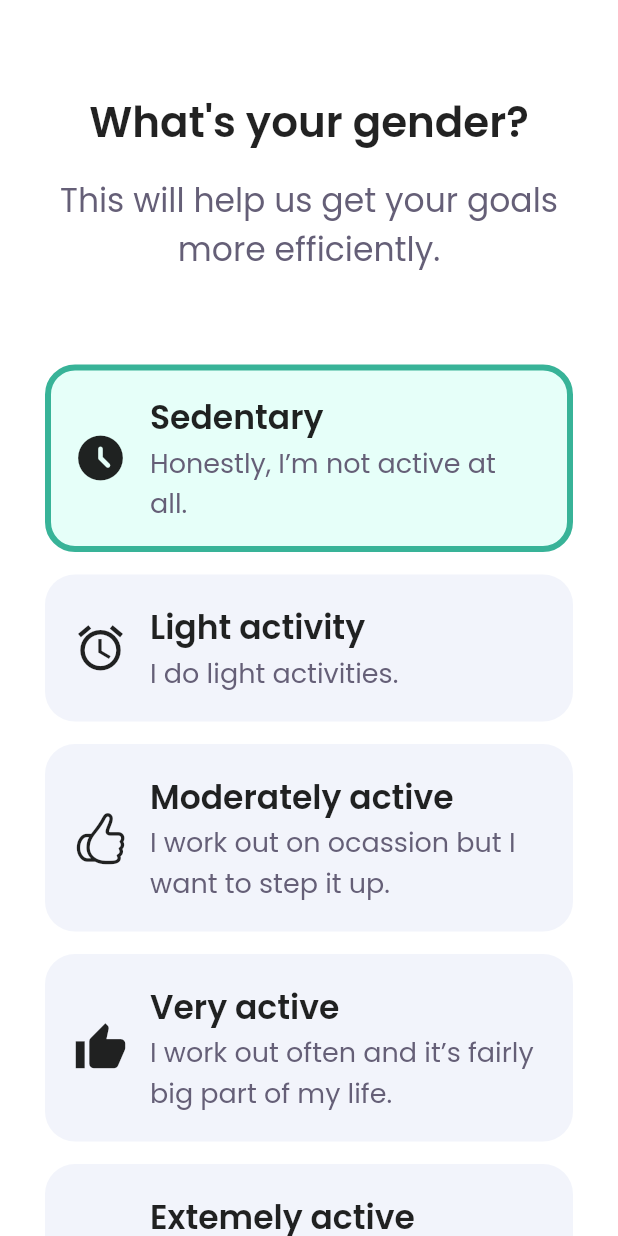
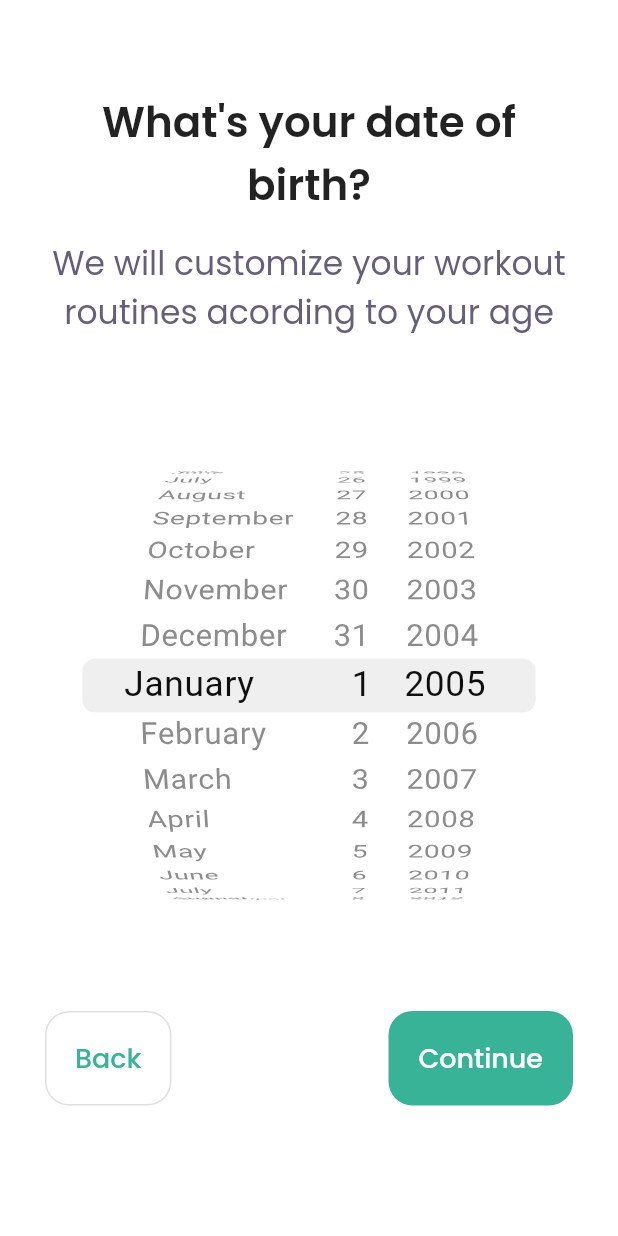
Before and after one commit to ayush712/fitness-app, a Flutter app: the GenderSelection screen opened by its route, after a tap on "Continue", on a phone screen of 412 x 824 dp. Run offline on Flutter 3.47's test engine with Material 2 defaults, Android fonts, the phone set to English and light mode, and no system bars; our stand-ins replace carousel_slider, form_field_validator; generated files the repository leaves out were written again.

Commit message:
feat: dob selection

```diff
--- a/assets/language/app_en.arb
+++ b/assets/language/app_en.arb
@@ -35,7 +35,7 @@
   "genderSelectionDescription": "This will help us get your goals more efficiently.",
   "male": "Male",
   "female": "Female",
-  "activitSelectionHeader": "What's your current activity level?",
+  "activitySelectionHeader": "What's your current activity level?",
   "activitySelectionDescription": "This will help us calculate your calories and offer an appropriate dietary solution",
   "sedentaryHeader": "Sedentary",
   "sedentaryDescription": "Honestly, I’m not active at all.",
@@ -46,7 +46,11 @@
   "veryActiveHeader": "Very active",
   "veryActiveDescription": "I work out often and it’s fairly big part of my life.",
   "extermelyActiveHeader": "Extemely active",
-  "extermelyActiveDescription": "I’m in gret shape and working out is massive for me.",
+  "extermelyActiveDescription": "I’m in great shape and working out is massive for me.",
+  "dobSelectionHeader": "What's your date of birth?",
+  "dobSelectionDescription": "We will customize your workout routines acording to your age",
+  "heightSelectionHeader": "What’s your height?",
+  "heightSelectionDescription": "This will help us calculate your calories and offer an appropriate dietary solution",
   "previous": "Back",
   "next": "Continue"
 }
--- a/assets/language/app_es.arb
+++ b/assets/language/app_es.arb
@@ -34,7 +34,7 @@
   "genderSelectionDescription": "This will help us get your goals more efficiently.",
   "male": "Male",
   "female": "Female",
-  "activitSelectionHeader": "What's your current activity level?",
+  "activitySelectionHeader": "What's your current activity level?",
   "activitySelectionDescription": "This will help us calculate your calories and offer an appropriate dietary solution",
   "sedentaryHeader": "Sedentary",
   "sedentaryDescription": "Honestly, I’m not active at all.",
@@ -45,7 +45,11 @@
   "veryActiveHeader": "Very active",
   "veryActiveDescription": "I work out often and it’s fairly big part of my life.",
   "extermelyActiveHeader": "Extemely active",
-  "extermelyActiveDescription": "I’m in gret shape and working out is massive for me.",
+  "extermelyActiveDescription": "I’m in great shape and working out is massive for me.",
+  "dobSelectionHeader": "What's your date of birth?",
+  "dobSelectionDescription": "We will customize your workout routines acording to your age",
+  "heightSelectionHeader": "What’s your height?",
+  "heightSelectionDescription": "This will help us calculate your calories and offer an appropriate dietary solution",
   "previous": "Back",
   "next": "Continue"
 }
--- a/lib/main.dart
+++ b/lib/main.dart
@@ -1,6 +1,8 @@
 import 'package:fithics_mobile/screens/activity_level_selection/activity_level_selection.dart';
+import 'package:fithics_mobile/screens/date_of_birth_selection/date_of_birth_selection.dart';
 import 'package:fithics_mobile/screens/forgot_password/forgot_password.dart';
 import 'package:fithics_mobile/screens/gender_selection/gender_selection.dart';
+import 'package:fithics_mobile/screens/height_selection/height_selection.dart';
 import 'package:fithics_mobile/screens/sign_in/sign_in.dart';
 import 'package:fithics_mobile/screens/sign_up/sign_up.dart';
 import 'package:fithics_mobile/screens/splash/splash.dart';
@@ -45,7 +47,9 @@ class MyApp extends StatelessWidget {
         ForgotPassword.id: (context) => ForgotPassword(),
         Splash.id: (context) => Splash(),
         GenderSelection.id: (context) => GenderSelection(),
-        ActivityLevelSelection.id: (context) => ActivityLevelSelection()
+        DateOfBirthSelection.id: (context) => DateOfBirthSelection(),
+        ActivityLevelSelection.id: (context) => ActivityLevelSelection(),
+        HeightSelection.id: (context) => HeightSelection(),
       },
     );
   }
--- a/lib/screens/activity_level_selection/activity_level_selection.dart
+++ b/lib/screens/activity_level_selection/activity_level_selection.dart
@@ -1,5 +1,5 @@
 import 'package:fithics_mobile/screens/activity_level_selection/components/an_activity_type.dart';
-import 'package:fithics_mobile/screens/gender_selection/gender_selection.dart';
+import 'package:fithics_mobile/screens/date_of_birth_selection/date_of_birth_selection.dart';
 import 'package:fithics_mobile/shared/components/back_continue_buttons/back_continue_buttons.dart';
 import 'package:fithics_mobile/shared/constants/styles.dart';
 import 'package:fithics_mobile/shared/store/theme_model.dart';
@@ -27,7 +27,8 @@ class ActivityLevelSelection extends StatelessWidget {
                   height: kSpaceBetweenTwoFields * 4,
                 ),
                 Text(
-                  AppLocalizations.of(context)!.genderSelectionHeader,
+                  AppLocalizations.of(context)!.activitySelectionHeader,
+                  textAlign: TextAlign.center,
                   style: getHeaderStyle(
                       Provider.of<ThemeModel>(context).currentTheme),
                 ),
@@ -35,7 +36,7 @@ class ActivityLevelSelection extends StatelessWidget {
                   height: kSpaceBetweenTwoFields,
                 ),
                 Text(
-                  AppLocalizations.of(context)!.genderSelectionDescription,
+                  AppLocalizations.of(context)!.activitySelectionDescription,
                   textAlign: TextAlign.center,
                   style: getSubHeaderStyle(
                       Provider.of<ThemeModel>(context).currentTheme),
@@ -54,7 +55,7 @@ class ActivityLevelSelection extends StatelessWidget {
                 ),
                 BackContinueButtons(
                   previousButtonTap: () {
-                    Navigator.pushNamed(context, GenderSelection.id);
+                    Navigator.pushNamed(context, DateOfBirthSelection.id);
                   },
                   nextButtonTap: () {},
                 ),
--- a/lib/screens/activity_level_selection/components/an_activity_type.dart
+++ b/lib/screens/activity_level_selection/components/an_activity_type.dart
@@ -19,7 +19,6 @@ class AnActivityType extends StatelessWidget {
 
   @override
   Widget build(BuildContext context) {
-    print(MediaQuery.of(context).size.width);
     return GestureDetector(
       onTap: onTap,
       child: Container(
--- /dev/null
+++ b/lib/screens/date_of_birth_selection/date_of_birth_selection.dart
@@ -0,0 +1,90 @@
+import 'package:fithics_mobile/screens/activity_level_selection/activity_level_selection.dart';
+import 'package:fithics_mobile/screens/gender_selection/gender_selection.dart';
+import 'package:fithics_mobile/screens/height_selection/height_selection.dart';
+import 'package:fithics_mobile/shared/components/back_continue_buttons/back_continue_buttons.dart';
+import 'package:fithics_mobile/shared/constants/styles.dart';
+import 'package:fithics_mobile/shared/store/theme_model.dart';
+import 'package:fithics_mobile/shared/store/user_preference_model.dart';
+import 'package:flutter/material.dart';
+import 'package:flutter/cupertino.dart';
+import 'package:provider/provider.dart';
+import 'package:flutter_gen/gen_l10n/app_localizations.dart';
+
+class DateOfBirthSelection extends StatelessWidget {
+  static const String id = 'date_of_birth_selection';
+  final DateTime _today = DateTime.now();
+  @override
+  Widget build(BuildContext context) {
+    return Scaffold(
+      body: SafeArea(
+        child: ListView(
+          padding: EdgeInsets.symmetric(horizontal: kSpaceBetweenTwoFields * 2),
+          children: [
+            Column(
+              children: [
+                SizedBox(
+                  height: kSpaceBetweenTwoFields * 4,
+                ),
+                Text(
+                  AppLocalizations.of(context)!.dobSelectionHeader,
+                  textAlign: TextAlign.center,
+                  style: getHeaderStyle(
+                      Provider.of<ThemeModel>(context).currentTheme),
+                ),
+                SizedBox(
+                  height: kSpaceBetweenTwoFields,
+                ),
+                Text(
+                  AppLocalizations.of(context)!.dobSelectionDescription,
+                  textAlign: TextAlign.center,
+                  style: getSubHeaderStyle(
+                      Provider.of<ThemeModel>(context).currentTheme),
+                ),
+                SizedBox(
+                  height: kSpaceBetweenTwoFields * 2,
+                ),
+                Container(
+                  height: MediaQuery.of(context).size.height -
+                      (kSpaceBetweenTwoFields * 28),
+                  child: CupertinoDatePicker(
+                    maximumDate: _today,
+                    mode: CupertinoDatePickerMode.date,
+                    initialDateTime: Provider.of<UserPreferenceModel>(
+                      context,
+                    ).getDob(),
+                    onDateTimeChanged: (val) {
+                      Provider.of<UserPreferenceModel>(
+                        context,
+                        listen: false,
+                      ).setDob(val);
+                    },
+                  ),
+                ),
+                SizedBox(
+                  height: kSpaceBetweenTwoFields,
+                ),
+                BackContinueButtons(
+                  previousButtonTap: () {
+                    Navigator.pushNamed(
+                      context,
+                      GenderSelection.id,
+                    );
+                  },
+                  nextButtonTap: () {
+                    Navigator.pushNamed(
+                      context,
+                      HeightSelection.id,
+                    );
+                  },
+                ),
+                SizedBox(
+                  height: kSpaceBetweenTwoFields * 2,
+                ),
+              ],
+            ),
+          ],
+        ),
+      ),
+    );
+  }
+}
--- a/lib/screens/gender_selection/gender_selection.dart
+++ b/lib/screens/gender_selection/gender_selection.dart
@@ -1,5 +1,6 @@
 //import 'package:fithics_mobile/shared/components/button_wrapper/button_wrapper.dart';
 import 'package:fithics_mobile/screens/activity_level_selection/activity_level_selection.dart';
+import 'package:fithics_mobile/screens/date_of_birth_selection/date_of_birth_selection.dart';
 import 'package:fithics_mobile/screens/gender_selection/components/a_gender.dart';
 import 'package:fithics_mobile/shared/components/back_continue_buttons/back_continue_buttons.dart';
 import 'package:fithics_mobile/shared/constants/styles.dart';
@@ -19,7 +20,7 @@ class GenderSelection extends StatelessWidget {
     return Scaffold(
       body: SafeArea(
         child: Padding(
-          padding: const EdgeInsets.symmetric(horizontal: 16.0),
+          padding: EdgeInsets.symmetric(horizontal: kSpaceBetweenTwoFields * 2),
           child: Column(
             crossAxisAlignment: CrossAxisAlignment.center,
             mainAxisAlignment: MainAxisAlignment.spaceBetween,
@@ -88,7 +89,7 @@ class GenderSelection extends StatelessWidget {
                     showPreviousButton: false,
                     // previousButtonTap: () {},
                     nextButtonTap: () {
-                      Navigator.pushNamed(context, ActivityLevelSelection.id);
+                      Navigator.pushNamed(context, DateOfBirthSelection.id);
                     },
                   ),
                   SizedBox(
--- a/lib/shared/constants/themes.dart
+++ b/lib/shared/constants/themes.dart
@@ -1,4 +1,5 @@
 import 'package:fithics_mobile/shared/constants/styles.dart';
+import 'package:flutter/cupertino.dart';
 import 'package:flutter/material.dart';
 
 ThemeData lightTheme = ThemeData(
--- a/lib/shared/store/user_preference_model.dart
+++ b/lib/shared/store/user_preference_model.dart
@@ -101,6 +101,8 @@ Map<ActivityType, ActivityDetail> _activities = {
 class UserPreferenceModel extends ChangeNotifier {
   Gender _gender = Gender.Male;
   ActivityType _activity = ActivityType.Sedentary;
+  DateTime _dob = DateTime(DateTime.now().year - 16);
+
   setGender(Gender gender) {
     _gender = gender;
     return notifyListeners();
@@ -122,4 +124,13 @@ class UserPreferenceModel extends ChangeNotifier {
   Iterable<ActivityDetail> getAllActivities() {
     return _activities.values.toList();
   }
+
+  getDob() {
+    return _dob;
+  }
+
+  setDob(DateTime value) {
+    _dob = value;
+    return notifyListeners();
+  }
 }
```
Also changed, not shown: lib/screens/height_selection/height_selection.dart (added, +91 -0 lines).
